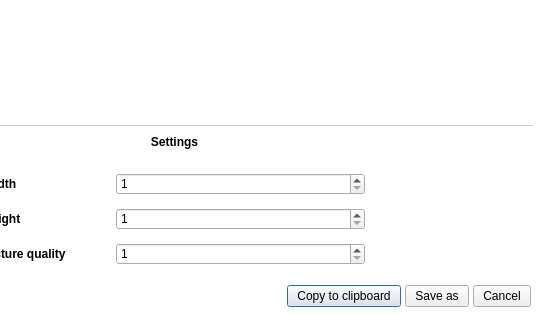
Before: the Qt Designer form library/tulip-gui/designer/SnapshotDialog.ui in vadivelselvaraj/TulipGLImprovement, drawn with Qt 5; both pictures show x 184 to 728 and y 214 to 534 of the 728 by 534 pixel window.
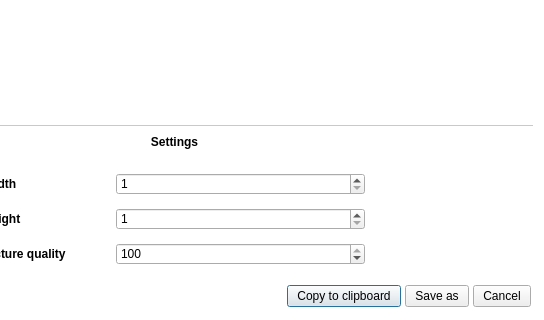
After: the same form once the commit is applied. Icons and pictures are not drawn.

Commit message: SnapshotDialog : Fix default value of picture quality (now 100)

What changed in the file:
```diff
--- a/library/tulip-gui/designer/SnapshotDialog.ui
+++ b/library/tulip-gui/designer/SnapshotDialog.ui
@@ -282,6 +282,9 @@
              <property name="maximum">
               <number>100</number>
              </property>
+             <property name="value">
+              <number>100</number>
+             </property>
             </widget>
            </item>
            <item row="1" column="0">
```
